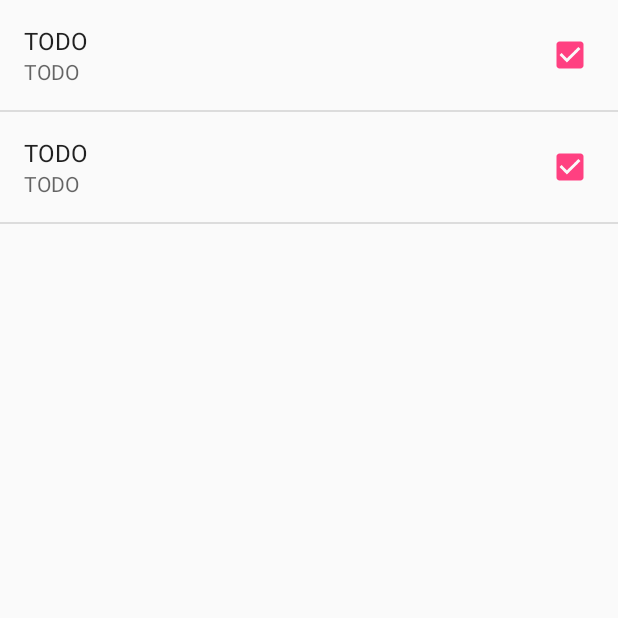
After one commit to sj14/LoggerApp, an Android app: the SettingsActivity screen opened directly, with no data from a screen before it, on a phone screen of 412 x 824 dp, the top half of it. The commit adds this screen. Run offline under Robolectric (Android 15) with nearby library versions, the phone set to English and light mode, and no system bars.

Commit message:
Basic Settings Activity

```diff
--- a/app/src/main/AndroidManifest.xml
+++ b/app/src/main/AndroidManifest.xml
@@ -15,7 +15,8 @@
                 <category android:name="android.intent.category.LAUNCHER" />
             </intent-filter>
         </activity>
-        <activity android:name=".LogActivity"></activity>
+        <activity android:name=".LogActivity" />
+        <activity android:name=".SettingsActivity"></activity>
     </application>
 
 </manifest>
--- a/app/src/main/java/org/hsrw/mobilecomputing/loggerapp/LoginActivity.java
+++ b/app/src/main/java/org/hsrw/mobilecomputing/loggerapp/LoginActivity.java
@@ -25,7 +25,7 @@ public class LoginActivity extends AppCompatActivity {
         mPassword = (EditText) findViewById(R.id.editText_password);
     }
 
-    public void onLogin(View view) {
+    public void onClickLogin(View view) {
         Intent intent = new Intent(this, LogActivity.class);
 
         if(mPassword.getText().toString().equals("0000")) {
--- /dev/null
+++ b/app/src/main/java/org/hsrw/mobilecomputing/loggerapp/SettingsActivity.java
@@ -0,0 +1,13 @@
+package org.hsrw.mobilecomputing.loggerapp;
+
+import android.preference.PreferenceActivity;
+import android.support.v7.app.AppCompatActivity;
+import android.os.Bundle;
+
+public class SettingsActivity extends PreferenceActivity {
+    @Override
+    public void onCreate(Bundle savedInstanceState) {
+        super.onCreate(savedInstanceState);
+        addPreferencesFromResource(R.xml.preferences);
+    }
+}
--- a/app/src/main/res/layout/activity_log.xml
+++ b/app/src/main/res/layout/activity_log.xml
@@ -16,7 +16,8 @@
         android:id="@+id/btn_settings"
         android:layout_alignParentTop="true"
         android:layout_alignParentRight="true"
-        android:layout_alignParentEnd="true" />
+        android:layout_alignParentEnd="true"
+        android:onClick="onClickSettings" />
 
     <ListView
         android:layout_width="wrap_content"
--- a/app/src/main/res/layout/activity_login.xml
+++ b/app/src/main/res/layout/activity_login.xml
@@ -24,7 +24,7 @@
         android:layout_height="wrap_content"
         android:text="@string/open"
         android:id="@+id/btn_open"
-        android:onClick="onLogin"
+        android:onClick="onClickLogin"
         android:layout_centerVertical="true"
         android:layout_centerHorizontal="true" />
 
--- /dev/null
+++ b/app/src/main/res/xml/preferences.xml
@@ -0,0 +1,13 @@
+<?xml version="1.0" encoding="utf-8"?>
+<PreferenceScreen xmlns:android="http://schemas.android.com/apk/res/android">
+    <CheckBoxPreference
+        android:key="pref_sync"
+        android:title="TODO"
+        android:summary="TODO"
+        android:defaultValue="true" />
+    <CheckBoxPreference
+        android:key="pref_sync"
+        android:title="TODO"
+        android:summary="TODO"
+        android:defaultValue="true" />
+</PreferenceScreen>
```
Also changed, not shown: app/src/main/java/org/hsrw/mobilecomputing/loggerapp/LogActivity.java (+8 -0 lines).
